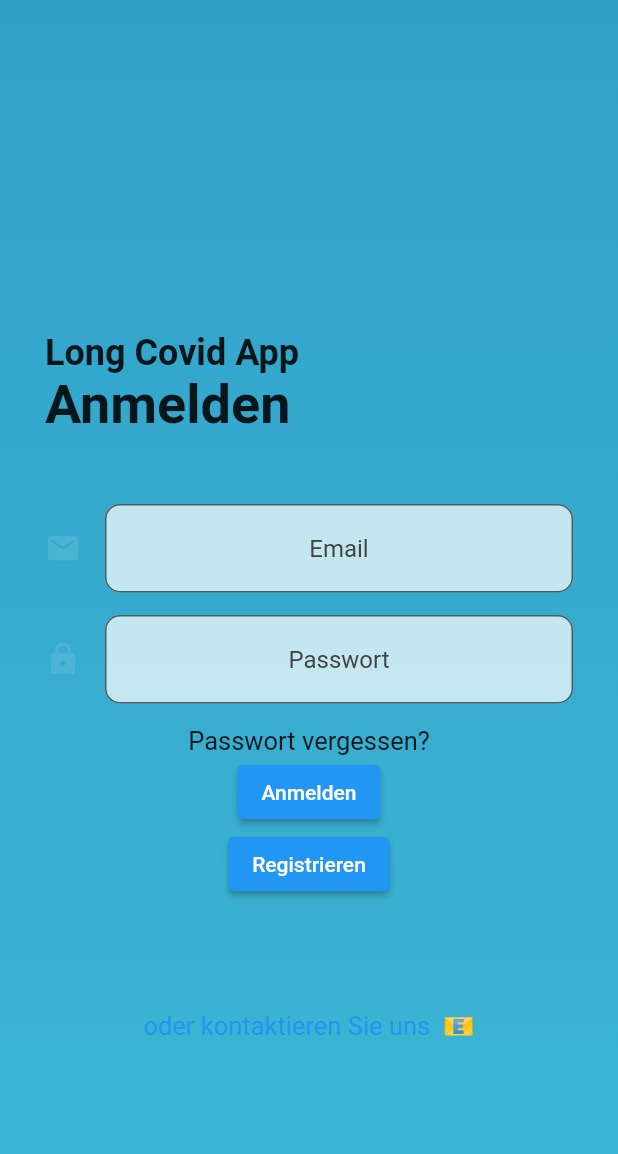
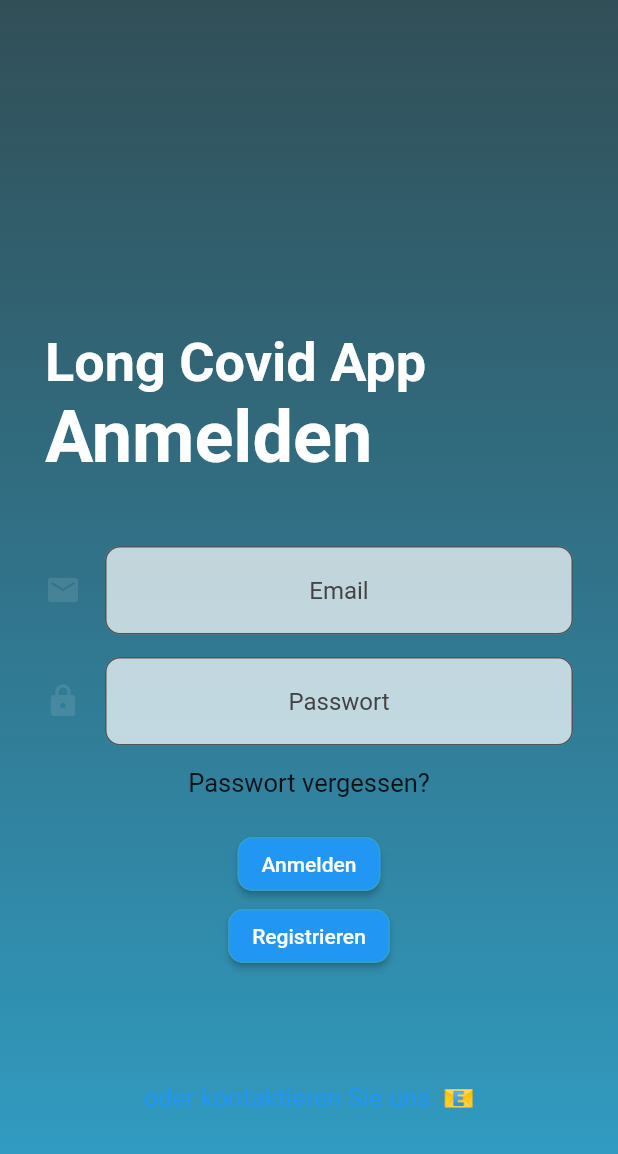
Before and after one commit to stenkjan/covidapp, a Flutter app: the screen it shows after launch, on a phone screen of 412 x 824 dp. Shown: the top 1154 px of the screen. Run offline on Flutter 3.47's test engine with Material 2 defaults, Android fonts, the phone set to English and light mode, and no system bars; our stand-ins replace carousel_slider, firebase_auth, firebase_core, firebase_database, settings_ui, shared_preferences and 1 more; accounts and stored records are empty.

```diff
--- a/lib/Mozido/login/sign_in/components/credentials.dart
+++ b/lib/Mozido/login/sign_in/components/credentials.dart
@@ -68,8 +68,17 @@ class Credentials extends StatelessWidget {
               ),
             ),
           ),
+          const SizedBox(
+            height: 20,
+          ),
           Center(
             child: ElevatedButton(
+                style: ElevatedButton.styleFrom(
+                  shape: RoundedRectangleBorder(
+                    borderRadius: BorderRadius.circular(10.0),
+                    side: BorderSide(color: Color(0xFF31A1C9)),
+                  ),
+                ),
                 child: const Text('Anmelden'),
                 onPressed: () async {
                   await authService.signInWithEmailAndPassword(
@@ -80,6 +89,12 @@ class Credentials extends StatelessWidget {
           ),
           Center(
             child: ElevatedButton(
+                style: ElevatedButton.styleFrom(
+                  shape: RoundedRectangleBorder(
+                    borderRadius: BorderRadius.circular(10.0),
+                    side: BorderSide(color: Color(0xFF31A1C9)),
+                  ),
+                ),
                 child: const Text('Registrieren'),
                 onPressed: () {
                   Navigator.push(
--- a/lib/Mozido/login/sign_in/components/head_text.dart
+++ b/lib/Mozido/login/sign_in/components/head_text.dart
@@ -20,14 +20,16 @@ class HeadText extends StatelessWidget {
           const Text(
             'Long Covid App',
             style: TextStyle(
-              fontSize: 24,
+              color: Colors.white,
+              fontSize: 36,
               fontWeight: FontWeight.w600,
             ),
           ),
           const Text(
             'Anmelden',
             style: TextStyle(
-              fontSize: 36,
+              color: Colors.white,
+              fontSize: 48,
               fontWeight: FontWeight.bold,
             ),
           ),
--- a/lib/Mozido/login/sign_in/signin.dart
+++ b/lib/Mozido/login/sign_in/signin.dart
@@ -13,14 +13,14 @@ class SignInScreen extends StatelessWidget {
     return Container(
       decoration: const BoxDecoration(
           gradient: LinearGradient(
-              begin: Alignment.topCenter,
-              end: Alignment.bottomCenter,
+              begin: Alignment.bottomCenter,
+              end: Alignment.topCenter,
               colors: [
             /*
                 lightPrimary,
                 darkPrimary, */
             Color(0xFF31A1C9),
-            Color(0xFF3DB6D4),
+            Color(0xEA1F3F48),
           ])),
       child: Scaffold(
         backgroundColor: Colors.transparent,
```
Also changed, not shown: lib/Mozido/login/sign_in/components/contact.dart (+17 -4 lines), 1 other file.
